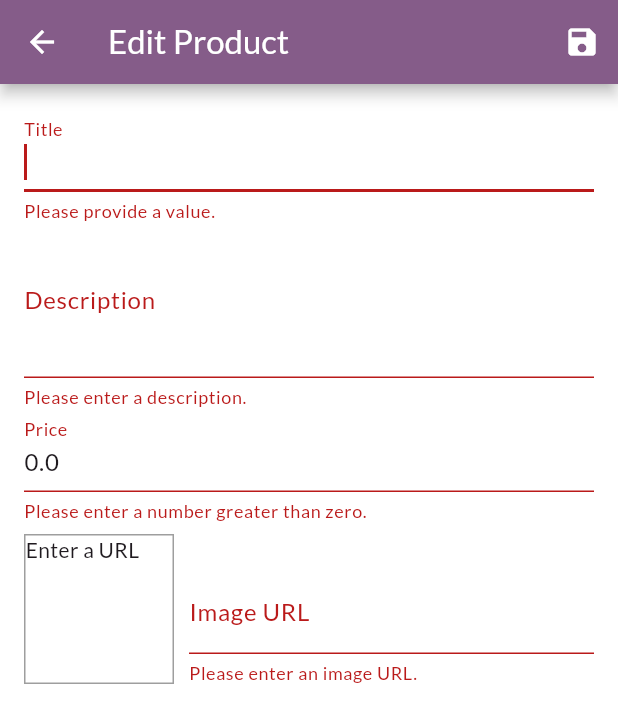
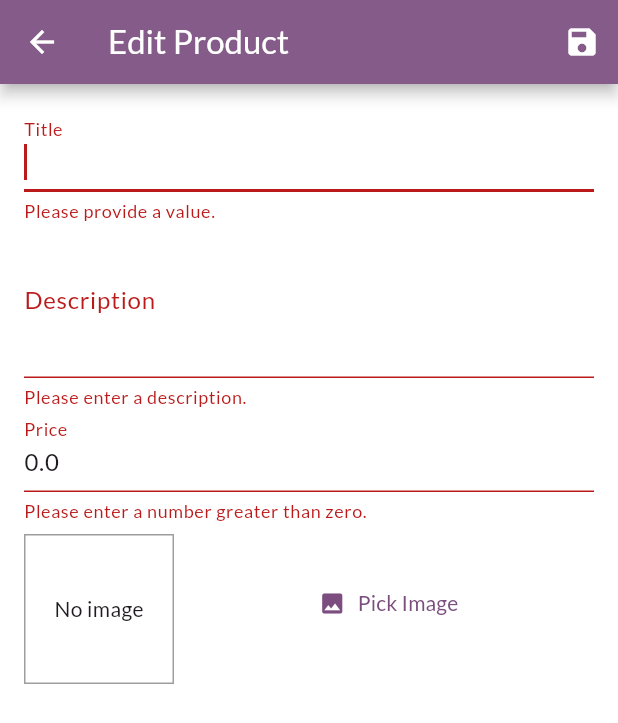
Before and after one commit to MuniHao/E-Commerce-App, a Flutter app: the EditProductScreen screen opened by its route, after a tap on the "save" icon, on a phone screen of 412 x 824 dp. Shown: the top 723 px of the screen. Run offline on Flutter 3.47's test engine with Material 3 defaults, Android fonts, the phone set to English and light mode, and no system bars; our stand-ins replace flutter_dotenv, image_picker, pocketbase, shared_preferences; accounts and stored records are empty.

Commit message:
Store product information on PocketBase

```diff
--- a/lib/models/product.dart
+++ b/lib/models/product.dart
@@ -1,8 +1,11 @@
+import 'dart:io';
+
 class Product {
   final String? id;
   final String title;
   final String description;
   final double price;
+  final File? featuredImage;
   final String imageUrl;
   final bool isFavorite;
 
@@ -11,7 +14,8 @@ class Product {
     required this.title,
     required this.description,
     required this.price,
-    required this.imageUrl,
+    this.featuredImage,
+    this.imageUrl = '',
     this.isFavorite = false,
   });
 
@@ -20,6 +24,7 @@ class Product {
     String? title,
     String? description,
     double? price,
+    File? featuredImage,
     String? imageUrl,
     bool? isFavorite,
   }) {
@@ -28,8 +33,33 @@ class Product {
       title: title ?? this.title,
       description: description ?? this.description,
       price: price ?? this.price,
+      featuredImage: featuredImage ?? this.featuredImage,
       imageUrl: imageUrl ?? this.imageUrl,
       isFavorite: isFavorite ?? this.isFavorite,
     );
   }
+
+  bool hasFeaturedImage() {
+    return featuredImage != null || imageUrl.isNotEmpty;
+  }
+
+  Map<String, dynamic> toJson() {
+    return {
+      'title': title,
+      'description': description,
+      'price': price,
+      'isFavorite': isFavorite,
+    };
+  }
+
+  factory Product.fromJson(Map<String, dynamic> json) {
+    return Product(
+      id: json['id'],
+      title: json['title'],
+      description: json['description'],
+      price: json['price'],
+      isFavorite: json['isFavorite'] ?? false,
+      imageUrl: json['imageUrl'] ?? '',
+    );
+  }
 }
--- a/lib/ui/products/edit_product_screen.dart
+++ b/lib/ui/products/edit_product_screen.dart
@@ -1,4 +1,7 @@
+import 'dart:io';
+
 import 'package:flutter/material.dart';
+import 'package:image_picker/image_picker.dart';
 import 'package:provider/provider.dart';
 
 import '../../models/product.dart';
@@ -33,42 +36,18 @@ class EditProductScreen extends StatefulWidget {
 }
 
 class _EditProductScreenState extends State<EditProductScreen> {
-  final _imageUrlController = TextEditingController();
-  final _imageUrlFocusNode = FocusNode();
   final _editForm = GlobalKey<FormState>();
   late Product _editedProduct;
 
-  bool _isValidImageUrl(String value) {
-    return (value.startsWith('http') || value.startsWith('https')) &&
-        (value.endsWith('.png') ||
-            value.endsWith('.jpg') ||
-            value.endsWith('.jpeg'));
-  }
-
   @override
   void initState() {
-    _imageUrlFocusNode.addListener(() {
-      if (!_imageUrlFocusNode.hasFocus) {
-        if (!_isValidImageUrl(_imageUrlController.text)) {
-          return;
-        }
-        setState(() {});
-      }
-    });
     _editedProduct = widget.product;
-    _imageUrlController.text = _editedProduct.imageUrl;
     super.initState();
   }
 
-  @override
-  void dispose() {
-    _imageUrlController.dispose();
-    _imageUrlFocusNode.dispose();
-    super.dispose();
-  }
-
   Future<void> _saveForm() async {
-    final isValid = _editForm.currentState!.validate();
+    final isValid =
+        _editForm.currentState!.validate() && _editedProduct.hasFeaturedImage();
     if (!isValid) {
       return;
     }
@@ -77,12 +56,14 @@ class _EditProductScreenState extends State<EditProductScreen> {
     try {
       final productsManager = context.read<ProductsManager>();
       if (_editedProduct.id != null) {
-        productsManager.updateProduct(_editedProduct);
+        await productsManager.updateProduct(_editedProduct);
       } else {
-        productsManager.addProduct(_editedProduct);
+        await productsManager.addProduct(_editedProduct);
       }
     } catch (error) {
+      if (mounted) {
         await showErrorDialog(context, 'Something went wrong');
+      }
     }
 
     if (mounted) {
@@ -106,8 +87,7 @@ class _EditProductScreenState extends State<EditProductScreen> {
             padding: const EdgeInsets.all(16.0),
             child: Form(
                 key: _editForm,
-                child: ListView(
-                  children: <Widget>[
+                child: ListView(children: <Widget>[
                   _buildTitleField(),
                   _buildDescriptionField(),
                   _buildPriceField(),
@@ -180,7 +160,7 @@ class _EditProductScreenState extends State<EditProductScreen> {
 
   Widget _buildProductPreview() {
     return Row(
-      crossAxisAlignment: CrossAxisAlignment.end,
+      crossAxisAlignment: CrossAxisAlignment.center,
       children: <Widget>[
         Container(
           width: 100,
@@ -189,42 +169,48 @@ class _EditProductScreenState extends State<EditProductScreen> {
           decoration: BoxDecoration(
             border: Border.all(width: 1, color: Colors.grey),
           ),
-          child: _imageUrlController.text.isEmpty
-              ? const Text('Enter a URL')
+          child: !_editedProduct.hasFeaturedImage()
+              ? const Center(child: Text('No image'))
               : FittedBox(
-                  child: Image.network(
-                    _imageUrlController.text,
+                  child: _editedProduct.featuredImage == null
+                      ? Image.network(
+                          _editedProduct.imageUrl,
                           fit: BoxFit.cover,
-                  ),
-                ),
+                        )
+                      : Image.file(
+                          _editedProduct.featuredImage!,
+                          fit: BoxFit.cover,
+                        )),
         ),
         Expanded(
-          child: _buildImageURLField(),
+          child: SizedBox(height: 100, child: _buildImagePickerButton()),
         ),
       ],
     );
   }
 
-  TextFormField _buildImageURLField() {
-    return TextFormField(
-      decoration: const InputDecoration(labelText: 'Image URL'),
-      keyboardType: TextInputType.url,
-      textInputAction: TextInputAction.done,
-      controller: _imageUrlController,
-      focusNode: _imageUrlFocusNode,
-      onFieldSubmitted: (value) => _saveForm(),
-      validator: (value) {
-        if (value!.isEmpty) {
-          return 'Please enter an image URL.';
+  TextButton _buildImagePickerButton() {
+    return TextButton.icon(
+        icon: const Icon(Icons.image),
+        label: const Text('Pick Image'),
+        onPressed: () async {
+          final imagePicker = ImagePicker();
+          try {
+            final imageFile =
+                await imagePicker.pickImage(source: ImageSource.gallery);
+            if (imageFile == null) {
+              return;
             }
-        if (!_isValidImageUrl(value)) {
-          return 'Please enter a valid image URL.';
-        }
-        return null;
-      },
-      onSaved: (value) {
-        _editedProduct = _editedProduct.copyWith(imageUrl: value);
-      },
+            _editedProduct = _editedProduct.copyWith(
+              featuredImage: File(imageFile.path),
             );
+
+            setState(() {});
+          } catch (error) {
+            if (mounted) {
+              showErrorDialog(context, 'Something went wrong');
             }
           }
+        });
+  }
+}
--- a/lib/ui/products/products_manager.dart
+++ b/lib/ui/products/products_manager.dart
@@ -1,43 +1,45 @@
 import '../../models/product.dart';
 
 import 'package:flutter/foundation.dart';
+import '../../services/products_service.dart';
 
 class ProductsManager with ChangeNotifier {
+  final ProductsService _productsService = ProductsService();
   final List<Product> _items = [
-    Product(
-      id: 'p1',
-      title: 'Red Shirt',
-      description: 'A red shirt - it is pretty red!',
-      price: 29.99,
-      imageUrl:
-          'https://cdn.pixabay.com/photo/2016/10/02/22/17/red-t-shirt-1710578_1280.jpg',
-      isFavorite: true,
-    ),
-    Product(
-      id: 'p2',
-      title: 'Trousers',
-      description: 'A nice pair of trousers.',
-      price: 59.99,
-      imageUrl:
-          'https://upload.wikimedia.org/wikipedia/commons/thumb/e/e8/Trousers%2C_dress_%28AM_1960.022-8%29.jpg/512px-Trousers%2C_dress_%28AM_1960.022-8%29.jpg',
-    ),
-    Product(
-      id: 'p3',
-      title: 'Yellow Scarf',
-      description: 'Warm and cozy - exactly what you need for the winter.',
-      price: 19.99,
-      imageUrl:
-          'https://live.staticflickr.com/4043/4438260868_cc79b3369d_z.jpg',
-    ),
-    Product(
-      id: 'p4',
-      title: 'A Pan',
-      description: 'Prepare any meal you want.',
-      price: 49.99,
-      imageUrl:
-          'https://upload.wikimedia.org/wikipedia/commons/thumb/1/14/Cast-Iron-Pan.jpg/1024px-Cast-Iron-Pan.jpg',
-      isFavorite: true,
-    ),
+    // Product(
+    //   id: 'p1',
+    //   title: 'Red Shirt',
+    //   description: 'A red shirt - it is pretty red!',
+    //   price: 29.99,
+    //   imageUrl:
+    //       'https://cdn.pixabay.com/photo/2016/10/02/22/17/red-t-shirt-1710578_1280.jpg',
+    //   isFavorite: true,
+    // ),
+    // Product(
+    //   id: 'p2',
+    //   title: 'Trousers',
+    //   description: 'A nice pair of trousers.',
+    //   price: 59.99,
+    //   imageUrl:
+    //       'https://upload.wikimedia.org/wikipedia/commons/thumb/e/e8/Trousers%2C_dress_%28AM_1960.022-8%29.jpg/512px-Trousers%2C_dress_%28AM_1960.022-8%29.jpg',
+    // ),
+    // Product(
+    //   id: 'p3',
+    //   title: 'Yellow Scarf',
+    //   description: 'Warm and cozy - exactly what you need for the winter.',
+    //   price: 19.99,
+    //   imageUrl:
+    //       'https://live.staticflickr.com/4043/4438260868_cc79b3369d_z.jpg',
+    // ),
+    // Product(
+    //   id: 'p4',
+    //   title: 'A Pan',
+    //   description: 'Prepare any meal you want.',
+    //   price: 49.99,
+    //   imageUrl:
+    //       'https://upload.wikimedia.org/wikipedia/commons/thumb/1/14/Cast-Iron-Pan.jpg/1024px-Cast-Iron-Pan.jpg',
+    //   isFavorite: true,
+    // ),
   ];
 
   int get itemCount {
@@ -60,11 +62,15 @@ class ProductsManager with ChangeNotifier {
     }
   }
 
-  void addProduct(Product product) {
-    _items.add(product.copyWith(id: 'p${DateTime.now().toIso8601String()}'));
+  Future<void> addProduct(Product product) async {
+    final newProduct = await _productsService.addProduct(product);
+    if(newProduct != null) {
+      _items.add(newProduct);
+      notifyListeners();
+    }
   }
 
-  void updateProduct(Product product) {
+  Future<void> updateProduct(Product product) async {
     final index = _items.indexWhere((item) => item.id == product.id);
     if (index >= 0) {
       _items[index] = product;
```
Also changed, not shown: lib/services/products_service.dart (added, +41 -0 lines), pubspec.lock. Lines whose indentation alone changed are shown as unchanged.
